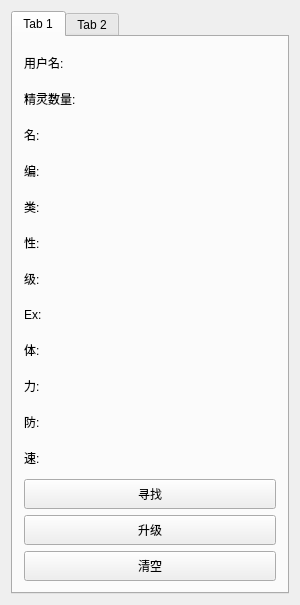
Above: widget.ui from BuWH/Pokemon before the change. Below: the same form after it.
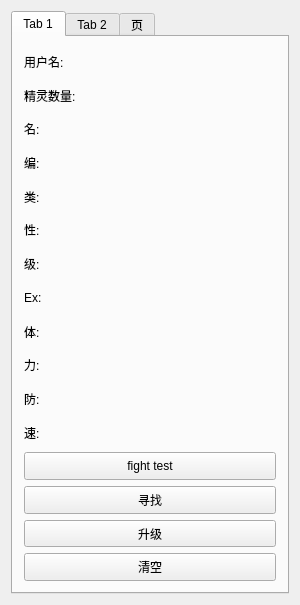
That is the form after the change.

The edit to the form file:
```diff
--- a/widget.ui
+++ b/widget.ui
@@ -201,6 +201,25 @@
                                  </property>
                              </widget>
                          </item>
+       <item>
+        <widget class="QPushButton" name="fight">
+         <property name="sizePolicy">
+          <sizepolicy hsizetype="Minimum" vsizetype="Minimum">
+           <horstretch>0</horstretch>
+           <verstretch>0</verstretch>
+          </sizepolicy>
+         </property>
+         <property name="minimumSize">
+          <size>
+           <width>0</width>
+           <height>0</height>
+          </size>
+         </property>
+         <property name="text">
+          <string>fight test</string>
+         </property>
+        </widget>
+       </item>
                          <item>
                              <widget class="QPushButton" name="generate">
                                  <property name="sizePolicy">
@@ -332,6 +351,11 @@
                          </widget>
                      </widget>
                  </widget>
+     <widget class="QWidget" name="tab">
+      <attribute name="title">
+       <string>页</string>
+      </attribute>
+     </widget>
              </widget>
          </item>
      </layout>
```
Lines whose indentation alone changed are shown as unchanged.
